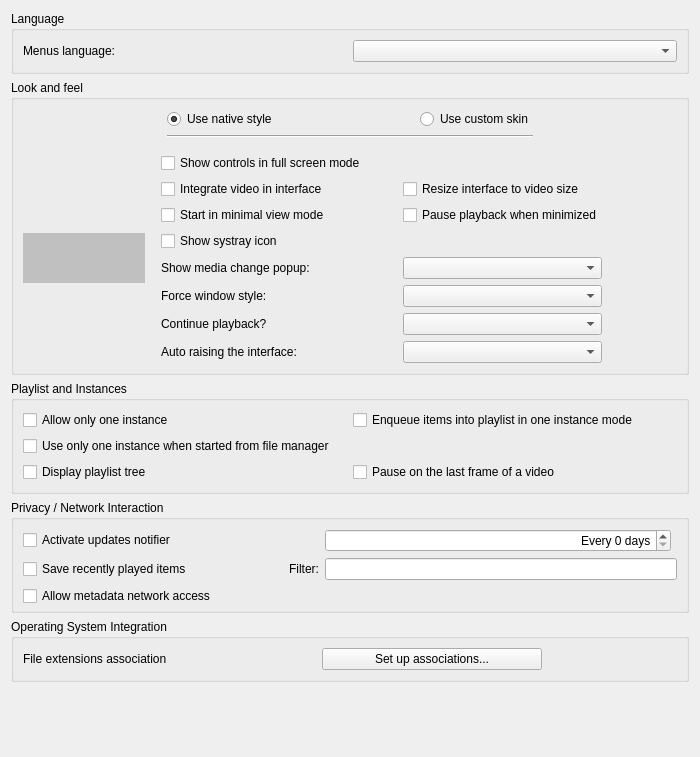
Above: modules/gui/qt/ui/sprefs_interface.ui from omunroe-com/ubtvlc before the change. Below: the same form after it.
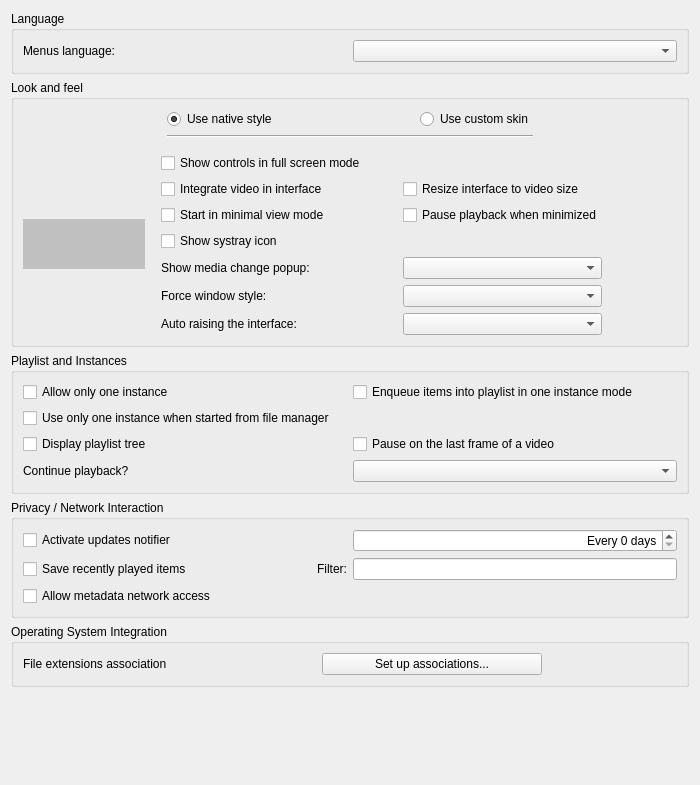
That is the form after the change. Custom widgets are drawn as their Qt base class.

Diff of the .ui file:
```diff
--- a/modules/gui/qt/ui/sprefs_interface.ui
+++ b/modules/gui/qt/ui/sprefs_interface.ui
@@ -8,7 +8,7 @@
     <x>0</x>
     <y>0</y>
     <width>700</width>
-    <height>757</height>
+    <height>785</height>
    </rect>
   </property>
   <property name="sizePolicy">
@@ -271,25 +271,14 @@
                </property>
               </widget>
              </item>
-             <item row="10" column="0">
-              <widget class="QLabel" name="continuePlaybackLabel">
-               <property name="text">
-                <string>Continue playback?</string>
-               </property>
-              </widget>
-             </item>
-             <item row="10" column="2" colspan="2">
-              <widget class="QComboBox" name="continuePlaybackComboBox">
-               <property name="enabled">
-                <bool>true</bool>
-               </property>
-              </widget>
-             </item>
              <item row="11" column="0">
               <widget class="QLabel" name="autoRaiseLabel">
                <property name="text">
                 <string>Auto raising the interface:</string>
                </property>
+               <property name="buddy">
+                <cstring>autoRaiseComboBox</cstring>
+               </property>
               </widget>
              </item>
              <item row="11" column="2" colspan="2">
@@ -440,13 +429,6 @@
       <string>Playlist and Instances</string>
      </property>
      <layout class="QGridLayout" name="gridLayout_2">
-      <item row="0" column="0">
-       <widget class="QCheckBox" name="OneInterfaceMode">
-        <property name="text">
-         <string>Allow only one instance</string>
-        </property>
-       </widget>
-      </item>
       <item row="1" column="0" colspan="2">
        <widget class="QCheckBox" name="oneInstanceFromFile">
         <property name="text">
@@ -475,6 +457,30 @@
         </property>
        </widget>
       </item>
+      <item row="4" column="1">
+       <widget class="QComboBox" name="continuePlaybackComboBox">
+        <property name="enabled">
+         <bool>true</bool>
+        </property>
+       </widget>
+      </item>
+      <item row="4" column="0">
+       <widget class="QLabel" name="continuePlaybackLabel">
+        <property name="text">
+         <string>Continue playback?</string>
+        </property>
+        <property name="buddy">
+         <cstring>continuePlaybackComboBox</cstring>
+        </property>
+       </widget>
+      </item>
+      <item row="0" column="0">
+       <widget class="QCheckBox" name="OneInterfaceMode">
+        <property name="text">
+         <string>Allow only one instance</string>
+        </property>
+       </widget>
+      </item>
      </layout>
     </widget>
    </item>
@@ -483,18 +489,16 @@
      <property name="title">
       <string>Privacy / Network Interaction</string>
      </property>
-     <layout class="QGridLayout" name="gridLayout_5">
-      <property name="bottomMargin">
-       <number>4</number>
-      </property>
-      <item row="1" column="3">
+     <layout class="QGridLayout" name="gridLayout_3">
+      <item row="0" column="0">
+       <widget class="QCheckBox" name="updatesBox">
+        <property name="text">
+         <string>Activate updates notifier</string>
+        </property>
+       </widget>
+      </item>
+      <item row="0" column="1">
        <widget class="QSpinBox" name="updatesDays">
-        <property name="sizePolicy">
-         <sizepolicy hsizetype="MinimumExpanding" vsizetype="Fixed">
-          <horstretch>0</horstretch>
-          <verstretch>0</verstretch>
-         </sizepolicy>
-        </property>
         <property name="alignment">
          <set>Qt::AlignRight|Qt::AlignTrailing|Qt::AlignVCenter</set>
         </property>
@@ -506,42 +510,37 @@
         </property>
        </widget>
       </item>
-      <item row="2" column="1">
-       <spacer name="horizontalSpacer_2">
-        <property name="orientation">
-         <enum>Qt::Horizontal</enum>
-        </property>
-        <property name="sizeType">
-         <enum>QSizePolicy::Preferred</enum>
-        </property>
-        <property name="sizeHint" stdset="0">
-         <size>
-          <width>40</width>
-          <height>20</height>
-         </size>
-        </property>
-       </spacer>
+      <item row="1" column="0">
+       <layout class="QHBoxLayout" name="horizontalLayout_3">
+        <item>
+         <widget class="QCheckBox" name="saveRecentlyPlayed">
+          <property name="text">
+           <string>Save recently played items</string>
+          </property>
+         </widget>
+        </item>
+        <item>
+         <widget class="QLabel" name="filterLabel">
+          <property name="text">
+           <string>Filter:</string>
+          </property>
+          <property name="alignment">
+           <set>Qt::AlignRight|Qt::AlignTrailing|Qt::AlignVCenter</set>
+          </property>
+          <property name="margin">
+           <number>5</number>
+          </property>
+          <property name="buddy">
+           <cstring>recentlyPlayedFilters</cstring>
+          </property>
+         </widget>
+        </item>
+       </layout>
       </item>
-      <item row="2" column="2">
-       <widget class="QLabel" name="filterLabel">
-        <property name="text">
-         <string>Filter:</string>
-        </property>
-        <property name="alignment">
-         <set>Qt::AlignRight|Qt::AlignTrailing|Qt::AlignVCenter</set>
-        </property>
-        <property name="margin">
-         <number>5</number>
-        </property>
-        <property name="buddy">
-         <cstring>recentlyPlayedFilters</cstring>
-        </property>
-       </widget>
-      </item>
-      <item row="2" column="3" colspan="2">
+      <item row="1" column="1">
        <widget class="QLineEdit" name="recentlyPlayedFilters">
         <property name="sizePolicy">
-         <sizepolicy hsizetype="MinimumExpanding" vsizetype="Fixed">
+         <sizepolicy hsizetype="Preferred" vsizetype="Fixed">
           <horstretch>0</horstretch>
           <verstretch>0</verstretch>
          </sizepolicy>
@@ -552,32 +551,6 @@
        </widget>
       </item>
       <item row="2" column="0">
-       <widget class="QCheckBox" name="saveRecentlyPlayed">
-        <property name="minimumSize">
-         <size>
-          <width>220</width>
-          <height>0</height>
-         </size>
-        </property>
-        <property name="text">
-         <string>Save recently played items</string>
-        </property>
-       </widget>
-      </item>
-      <item row="1" column="0">
-       <widget class="QCheckBox" name="updatesBox">
-        <property name="minimumSize">
-         <size>
-          <width>220</width>
-          <height>0</height>
-         </size>
-        </property>
-        <property name="text">
-         <string>Activate updates notifier</string>
-        </property>
-       </widget>
-      </item>
-      <item row="4" column="0">
        <widget class="QCheckBox" name="MetadataNetworkAccessMode">
         <property name="text">
          <string>Allow metadata network access</string>
```
Left out of the diff: 15 changed lines with no effect on the pictures.
